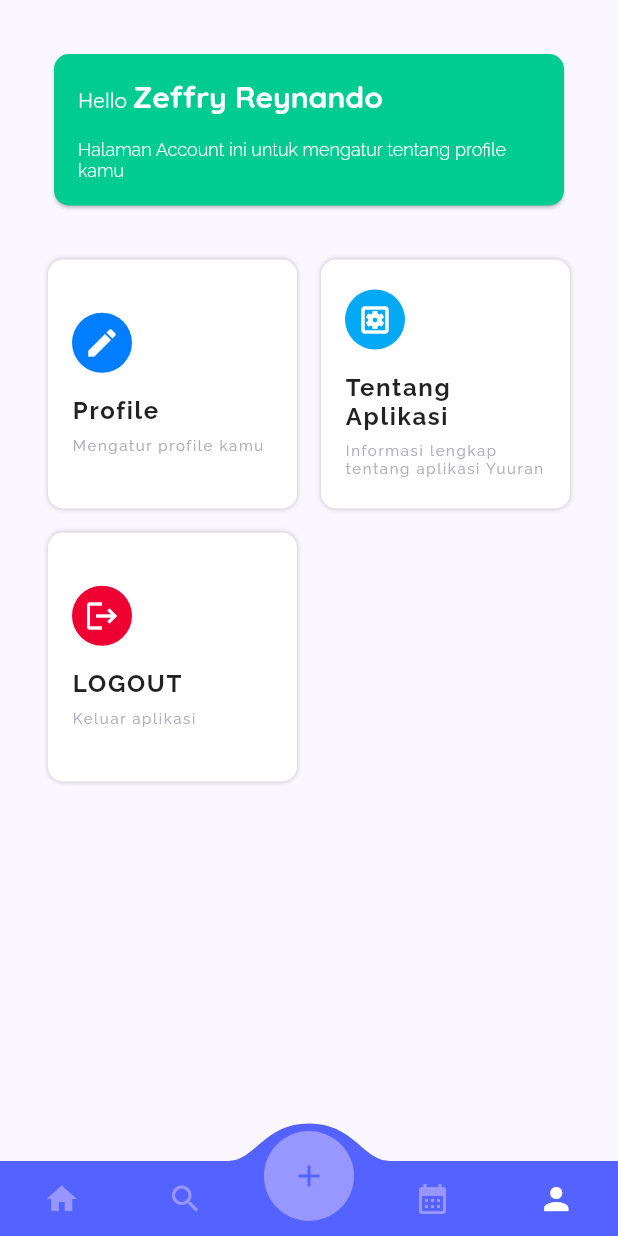
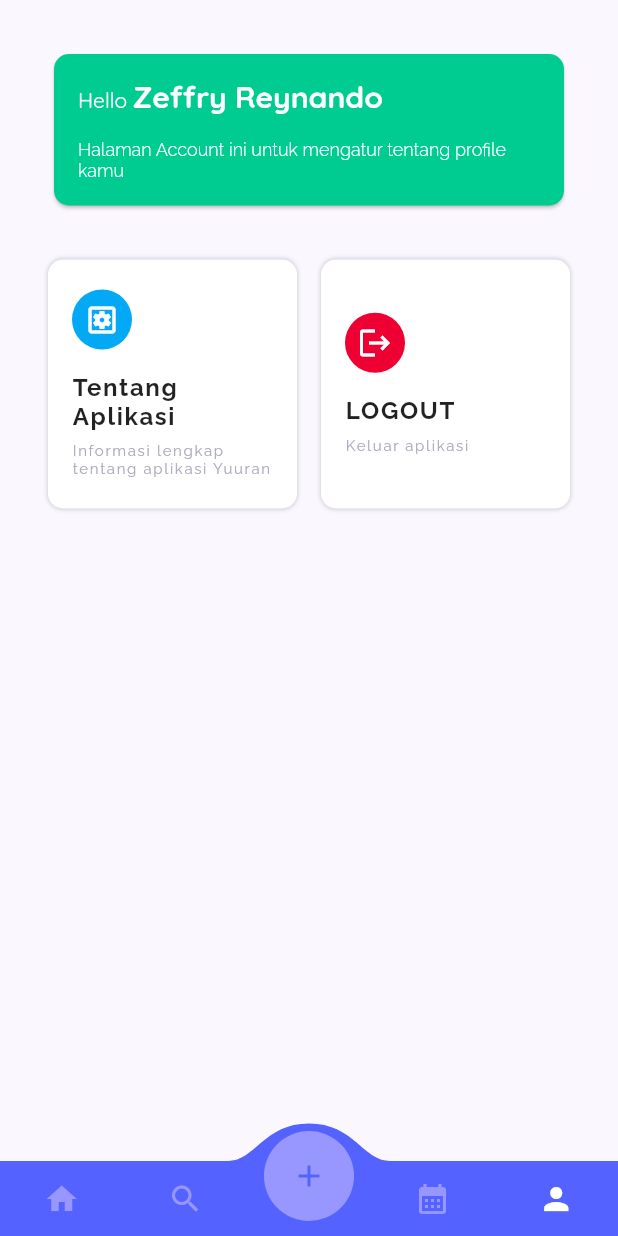
Before and after one commit to zgramming/Yuuran, a Flutter app: the WelcomePage screen opened by its route, item 5 of the bottom bar chosen, on a phone screen of 412 x 824 dp. Run offline on Flutter 3.47's test engine with Material 2 defaults, Android fonts, the phone set to English and light mode, and no system bars; drawn by our look-alikes of convex_bottom_bar; our stand-ins replace dartz, dio, equatable, flutter_riverpod, go_router, google_fonts and 3 more; missing offline and left inert: global_template; accounts and stored records are empty; network calls fail.

Commit message:
Remove Account Menu Profile

```diff
--- a/lib/src/presentasion/pages/account/account_page.dart
+++ b/lib/src/presentasion/pages/account/account_page.dart
@@ -64,14 +64,6 @@ class AccountPage extends ConsumerWidget {
               children: [
                 AccountMenu(
                   onTap: () {},
-                  icon: Icons.edit,
-                  circleBackgroundColor: info,
-                  circleForegroundColor: Colors.white,
-                  title: "Profile",
-                  subtitle: "Mengatur profile kamu",
-                ),
-                AccountMenu(
-                  onTap: () {},
                   icon: Icons.settings_applications_outlined,
                   circleBackgroundColor: Colors.lightBlue,
                   circleForegroundColor: Colors.white,
```
